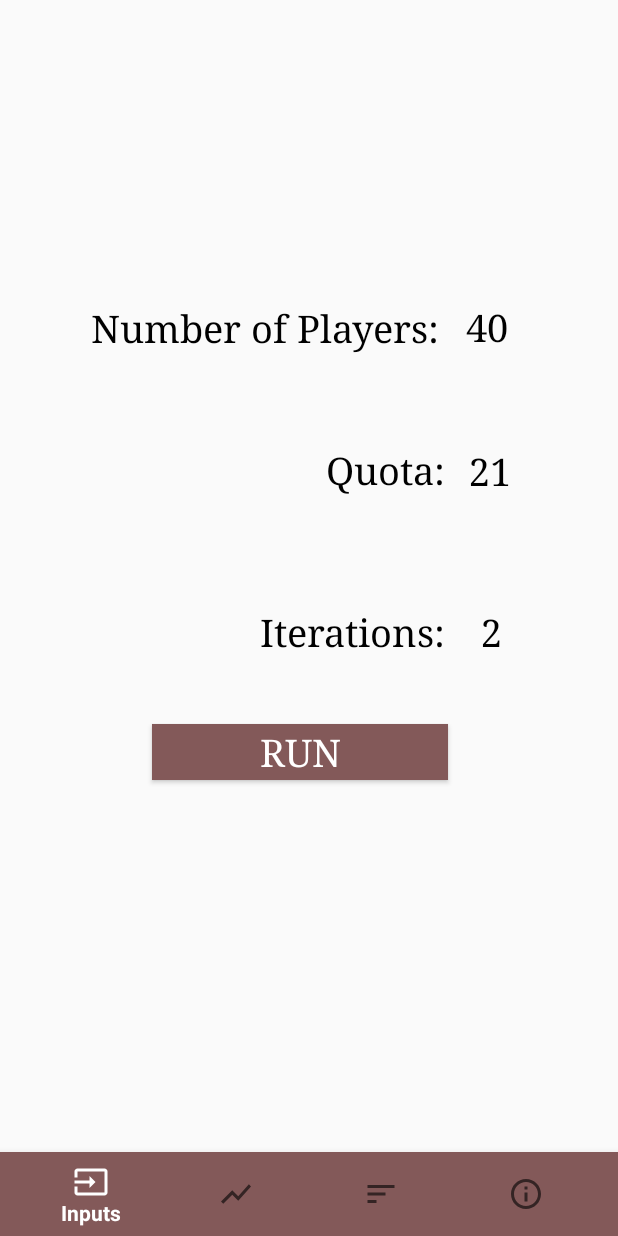
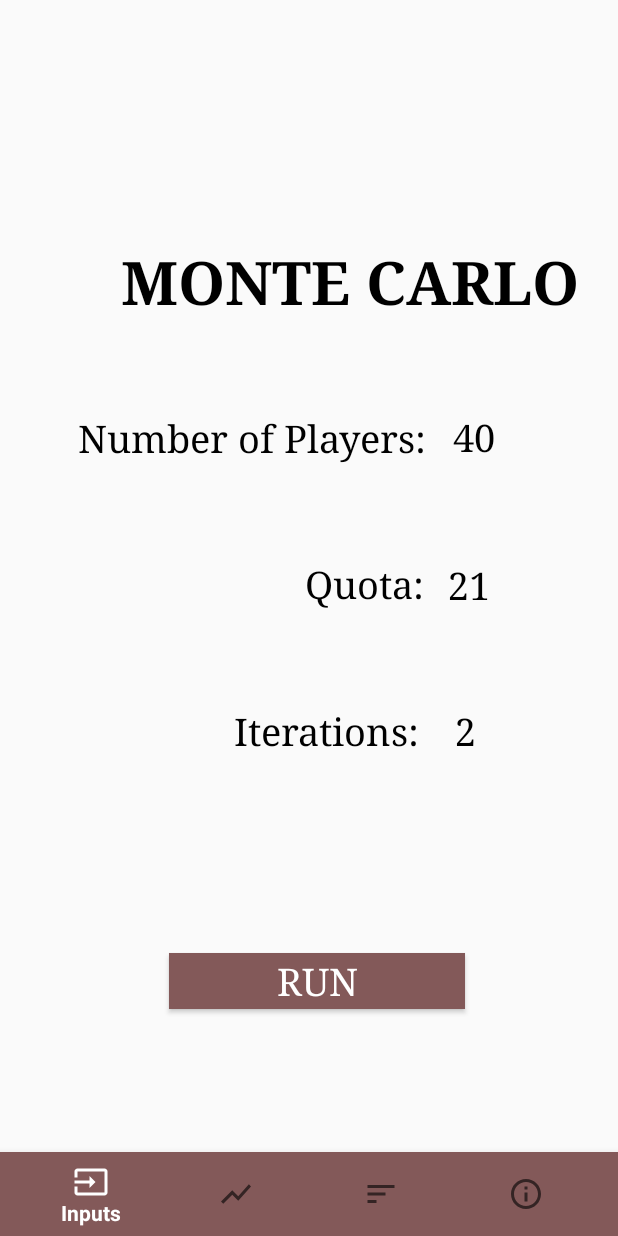
Before and after one commit to nasbotond/MonteCarloAndroid, an Android app: the screen it shows after launch (MainActivity), after a tap on "RUN", on a phone screen of 412 x 824 dp. Run offline under Robolectric (Android 15) with nearby library versions, the phone set to English and light mode, and no system bars.

Commit message:
update UI elements

```diff
--- a/app/src/main/java/com/kotlinforandroiddevelopment/montecarloandroid/InputFragment.kt
+++ b/app/src/main/java/com/kotlinforandroiddevelopment/montecarloandroid/InputFragment.kt
@@ -75,6 +75,7 @@ class InputFragment : Fragment(), CoroutineScope by MainScope() {
 
                 activity!!.findViewById<BottomNavigationView>(R.id.bottomNavigationView).menu.findItem(R.id.navigation_chart).isEnabled = false
                 activity!!.findViewById<BottomNavigationView>(R.id.bottomNavigationView).menu.findItem(R.id.navigation_printedData).isEnabled = false
+                activity!!.findViewById<BottomNavigationView>(R.id.bottomNavigationView).menu.findItem(R.id.navigation_about).isEnabled = false
 
                 val dataset = calculatePoints(Integer.parseInt(view.findViewById<EditText>(R.id.numReps).text.toString()),
                     Integer.parseInt(view.findViewById<EditText>(R.id.quota).text.toString()),
@@ -93,6 +94,7 @@ class InputFragment : Fragment(), CoroutineScope by MainScope() {
 
                 activity!!.findViewById<BottomNavigationView>(R.id.bottomNavigationView).menu.findItem(R.id.navigation_chart).isEnabled = true
                 activity!!.findViewById<BottomNavigationView>(R.id.bottomNavigationView).menu.findItem(R.id.navigation_printedData).isEnabled = true
+                activity!!.findViewById<BottomNavigationView>(R.id.bottomNavigationView).menu.findItem(R.id.navigation_about).isEnabled = true
 
                 /*
                 activity!!.findViewById<BottomNavigationView>(R.id.bottomNavigationView).menu.findItem(R.id.navigation_chart)
--- a/app/src/main/res/layout/fragment_input.xml
+++ b/app/src/main/res/layout/fragment_input.xml
@@ -11,8 +11,8 @@
         android:layout_height="37dp"
         android:layout_alignParentEnd="true"
         android:layout_alignParentBottom="true"
-        android:layout_marginEnd="113dp"
-        android:layout_marginBottom="304dp"
+        android:layout_marginEnd="102dp"
+        android:layout_marginBottom="151dp"
         android:background="#835959"
         android:text="@string/run_text"
         android:textColor="#FFFFFF"
@@ -26,8 +26,8 @@
         android:layout_alignParentEnd="true"
         android:layout_alignParentBottom="true"
         android:layout_marginTop="72dp"
-        android:layout_marginEnd="52dp"
-        android:layout_marginBottom="493dp"
+        android:layout_marginEnd="66dp"
+        android:layout_marginBottom="417dp"
         android:autofillHints="number"
         android:background="@android:color/transparent"
         android:inputType="number"
@@ -73,6 +73,19 @@
         android:textSize="25sp"
         android:typeface="serif" />
 
+    <TextView
+        android:layout_width="wrap_content"
+        android:layout_height="66dp"
+        android:layout_alignBottom="@+id/numReps"
+        android:layout_marginEnd="-84dp"
+        android:layout_marginBottom="93dp"
+        android:layout_toStartOf="@+id/numReps"
+        android:text="@string/title"
+        android:textColor="#000000"
+        android:textSize="40sp"
+        android:textStyle="bold"
+        android:typeface="serif" />
+
     <EditText
         android:id="@+id/numReps"
         android:layout_width="46dp"
@@ -80,8 +93,8 @@
         android:layout_alignParentEnd="true"
         android:layout_alignParentBottom="true"
         android:layout_marginTop="32dp"
-        android:layout_marginEnd="55dp"
-        android:layout_marginBottom="577dp"
+        android:layout_marginEnd="64dp"
+        android:layout_marginBottom="504dp"
         android:autofillHints="number"
         android:background="@android:color/transparent"
         android:inputType="number"
@@ -98,8 +111,8 @@
         android:layout_alignParentEnd="true"
         android:layout_alignParentBottom="true"
         android:layout_marginTop="128dp"
-        android:layout_marginEnd="52dp"
-        android:layout_marginBottom="386dp"
+        android:layout_marginEnd="69dp"
+        android:layout_marginBottom="320dp"
         android:autofillHints="number"
         android:background="@android:color/transparent"
         android:inputType="number"
@@ -113,12 +126,12 @@
         android:id="@+id/loadingPanel"
         style="@android:style/Widget.Holo.ProgressBar.Horizontal"
         android:layout_width="match_parent"
-        android:layout_height="55dp"
+        android:layout_height="56dp"
         android:layout_alignParentEnd="true"
         android:layout_alignParentBottom="true"
         android:layout_marginTop="300dp"
         android:layout_marginEnd="0dp"
-        android:layout_marginBottom="30dp"
+        android:layout_marginBottom="28dp"
         android:indeterminate="false"
         android:progressBackgroundTint="#FFFFFF"
         android:progressTint="#000000"
--- a/app/src/main/res/values/strings.xml
+++ b/app/src/main/res/values/strings.xml
@@ -15,5 +15,6 @@
     <string name="quota">Quota: </string>
     <string name="reps">Number of Players: </string>
     <string name="iterations">Iterations: </string>
+    <string name="title">MONTE CARLO</string>
 
 </resources>
```
